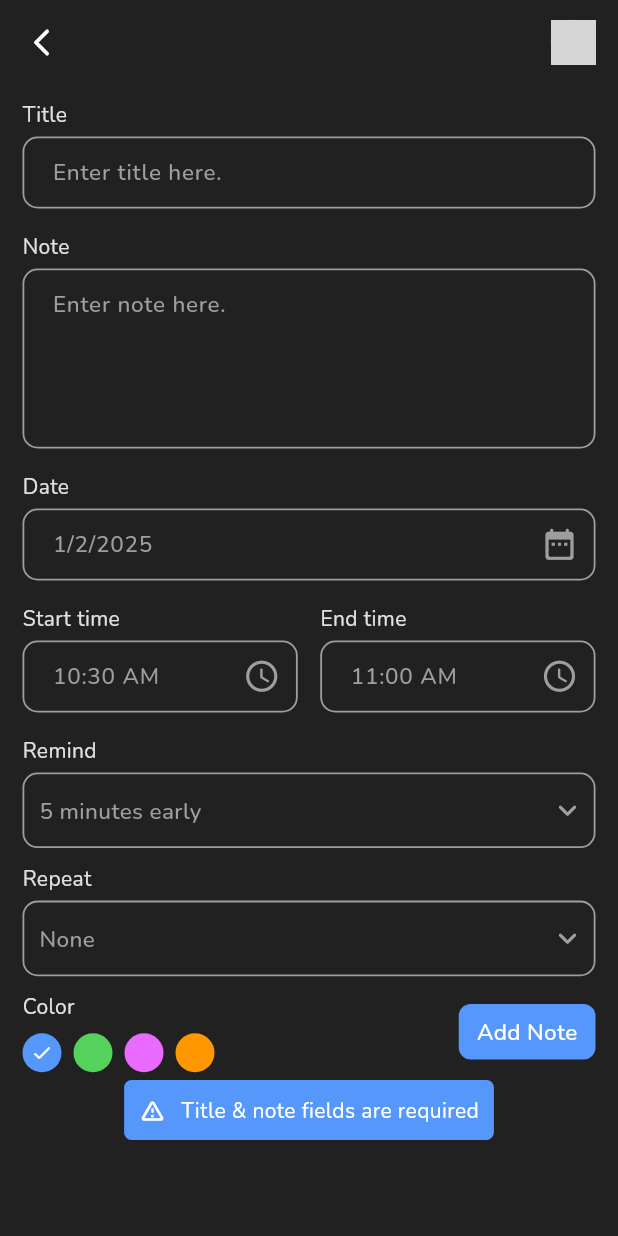
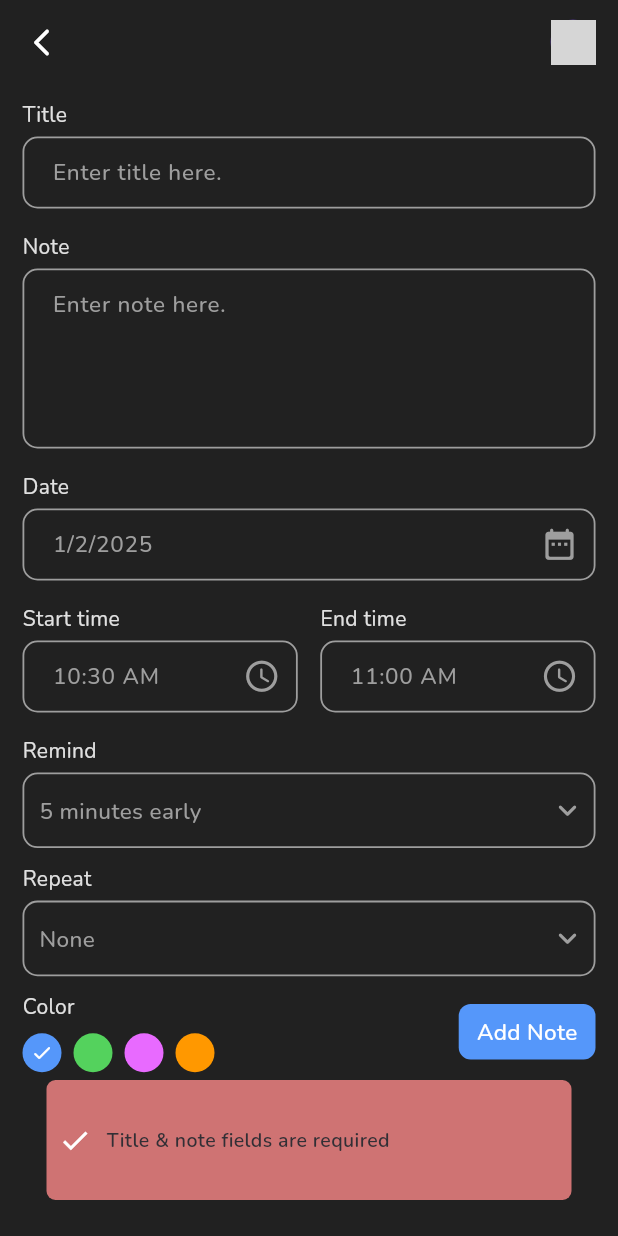
Before and after one commit to mhmoudGamea/notify, a Flutter app: the AddNoteView screen opened by its route, after a tap on "Add Note", on a phone screen of 412 x 824 dp. Run offline on Flutter 3.47's test engine with Material 3 defaults, Android fonts, the phone set to English and light mode, and no system bars; drawn by our look-alikes of flutter_neumorphic; our stand-ins replace dartz, date_picker_timeline, flutter_bloc, flutter_local_notifications, flutter_staggered_animations, get_it and 5 more; accounts and stored records are empty; grey boxes are pictures that could not be loaded.

```diff
--- /dev/null
+++ b/lib/core/config/app_colors.dart
@@ -0,0 +1,8 @@
+import 'package:flutter/material.dart';
+
+abstract class AppColors {
+  static const primaryColor = Colors.blue;
+  static final lightPrimaryColor = Colors.blue.withOpacity(0.5);
+  static const successColor = Color(0xCC87CEFA);
+  static const failColor = Color(0xCCFA8787);
+}
--- /dev/null
+++ b/lib/core/config/app_style.dart
@@ -0,0 +1,39 @@
+import 'package:flutter/material.dart';
+
+abstract class AppStyle {
+  static const String cairo = 'cairo';
+
+  static const font13Bold = TextStyle(
+    fontSize: 13,
+    fontWeight: FontWeight.bold, // w700
+  );
+  static const font13SemiBold = TextStyle(
+    fontSize: 13,
+    fontWeight: FontWeight.w600,
+  );
+  static const font13Medium = TextStyle(
+    fontSize: 13,
+    fontWeight: FontWeight.w500,
+  );
+  static const font13Regular = TextStyle(
+    fontSize: 13,
+    fontWeight: FontWeight.w400,
+  );
+
+  static const font20Bold = TextStyle(
+    fontSize: 20,
+    fontWeight: FontWeight.bold, // w700
+  );
+  static const font20SemiBold = TextStyle(
+    fontSize: 20,
+    fontWeight: FontWeight.w600,
+  );
+  static const font20Medium = TextStyle(
+    fontSize: 20,
+    fontWeight: FontWeight.w500,
+  );
+  static const font20Regular = TextStyle(
+    fontSize: 20,
+    fontWeight: FontWeight.w400,
+  );
+}
--- /dev/null
+++ b/lib/core/config/constants.dart
@@ -0,0 +1,10 @@
+enum Message {
+  success,
+  error,
+}
+
+abstract class Constants {
+  static const double borderRadius = 6.0;
+  static const double padding = 16.0;
+  static const String tableName = 'places';
+}
--- a/lib/core/utils/helper.dart
+++ b/lib/core/utils/helper.dart
@@ -1,11 +1,18 @@
 import 'package:flutter/material.dart';
-import 'package:fluttertoast/fluttertoast.dart';
+// import 'package:fluttertoast/fluttertoast.dart';
 import 'package:get_it/get_it.dart';
-import 'package:notify/core/utils/styles.dart';
-import 'package:notify/features/notify/data/models/my_notes_model.dart';
-import 'package:notify/features/notify/presentation/model_views/theme/theme_cubit.dart';
 
+import '../../features/notify/data/models/my_notes_model.dart';
+import '../../features/notify/presentation/model_views/theme/theme_cubit.dart';
+import '../config/app_colors.dart';
+import '../config/app_style.dart';
+import '../config/constants.dart';
 import 'bottom_sheet_widget.dart';
+
+enum Message {
+  error,
+  success,
+}
 
 abstract class Helper {
   static final themeCubit = GetIt.I.get<ThemeCubit>();
@@ -91,44 +98,37 @@ abstract class Helper {
     );
   }
 
-  static void showCustomToast({
-    required BuildContext context,
-    required Color bgColor,
-    required IconData icon,
-    required String msg,
-  }) {
-    FToast fToast = FToast();
-    fToast.init(context);
-    Widget toast = Align(
-      alignment: Alignment.bottomCenter,
-      child: Container(
-        padding: const EdgeInsets.symmetric(vertical: 10, horizontal: 10),
+  static toastMessage(BuildContext context,
+      {required Message type, required String message}) {
+    return ScaffoldMessenger.of(context).showSnackBar(
+      SnackBar(
+        backgroundColor: Colors.transparent,
+        behavior: SnackBarBehavior.floating,
+        elevation: 0,
+        content: Container(
+          padding: const EdgeInsets.symmetric(horizontal: 8, vertical: 6),
+          height: 80,
           decoration: BoxDecoration(
-            borderRadius: BorderRadius.circular(5), color: bgColor),
+            color: type == Message.success
+                ? AppColors.successColor
+                : AppColors.failColor,
+            borderRadius: BorderRadius.circular(Constants.borderRadius),
+          ),
           child: Row(
-          mainAxisSize: MainAxisSize.min,
             children: [
-            Icon(
-              icon,
+              const Icon(
+                Icons.check,
                 color: Colors.white,
-              size: 18,
+                size: 22,
               ),
               const SizedBox(width: 10),
-            Flexible(
-              child: Text(
-                msg,
-                style: Styles.title14Light.copyWith(color: Colors.white),
-              ),
+              Expanded(
+                child: Text(message, style: AppStyle.font13SemiBold),
               ),
             ],
           ),
         ),
-    );
-    fToast.showToast(
-      child: toast,
-      toastDuration: const Duration(seconds: 2),
-      fadeDuration: const Duration(milliseconds: 500),
-      gravity: ToastGravity.BOTTOM,
+      ),
     );
   }
 
--- a/lib/features/new_note/presentation/model_views/form/form_cubit.dart
+++ b/lib/features/new_note/presentation/model_views/form/form_cubit.dart
@@ -137,25 +137,16 @@ class FormCubit extends Cubit<FormState> {
   //Validate function 'll be tregared when user hit add note button
   void validate(BuildContext context) async {
     if (getTitleController.text.isEmpty && getNoteController.text.isEmpty) {
-      Helper.showCustomToast(
-          context: context,
-          bgColor: AppTheme.darkBlue,
-          icon: Icons.warning_amber_rounded,
-          msg: 'Title & note fields are required');
+      Helper.toastMessage(context,
+          type: Message.error, message: 'Title & note fields are required');
     } else if (getTitleController.text.isEmpty &&
         getNoteController.text.isNotEmpty) {
-      Helper.showCustomToast(
-          context: context,
-          bgColor: AppTheme.darkBlue,
-          icon: Icons.warning_amber_rounded,
-          msg: 'Title field is required');
+      Helper.toastMessage(context,
+          type: Message.error, message: 'Title field is required');
     } else if (getTitleController.text.isNotEmpty &&
         getNoteController.text.isEmpty) {
-      Helper.showCustomToast(
-          context: context,
-          bgColor: AppTheme.darkBlue,
-          icon: Icons.warning_amber_rounded,
-          msg: 'Note field is required');
+      Helper.toastMessage(context,
+          type: Message.error, message: 'Note field is required');
     } else {
       await submitTodb(context);
     }
@@ -180,19 +171,13 @@ class FormCubit extends Cubit<FormState> {
     ));
 
     response.fold((failure) {
-      Helper.showCustomToast(
-          context: context,
-          bgColor: Colors.red,
-          icon: Icons.dangerous,
-          msg: failure.errMessage);
+      Helper.toastMessage(context,
+          type: Message.error, message: failure.errMessage);
     }, (success) async {
       await BlocProvider.of<NotesCubit>(context)
           .getNotes(DateFormat.yMd().format(DateTime.now()));
-      Helper.showCustomToast(
-          context: context,
-          bgColor: AppTheme.darkBlue,
-          icon: Icons.done_rounded,
-          msg: success.successMessage);
+      Helper.toastMessage(context,
+          type: Message.success, message: success.successMessage);
     });
     GoRouter.of(context).pop();
   }
--- a/pubspec.yaml
+++ b/pubspec.yaml
@@ -11,8 +11,6 @@ environment:
 dependencies:
   flutter:
     sdk: flutter
-
-  cupertino_icons: ^1.0.2
   flutter_bloc: ^8.1.3
   get_it: ^7.6.0
   shared_preferences: ^2.2.0
@@ -22,11 +20,11 @@ dependencies:
   google_fonts: ^5.1.0
   date_picker_timeline: ^1.2.5
   go_router: ^10.0.0
-  fluttertoast: ^8.2.2
   dartz: ^0.10.1
   sqflite: ^2.3.0
   path: ^1.8.3
   flutter_staggered_animations: ^1.1.1
+  timezone: ^0.9.2
 
 dev_dependencies:
   flutter_test:
```
Also changed, not shown: lib/core/utils/notification_services.dart (+49 -0 lines), lib/features/notify/presentation/views/widgets/notes_list.dart (+18 -3 lines), lib/features/profile/presentation/model_views/profile/profile_cubit.dart (+3 -5 lines), pubspec.lock, 4 other files. Lines whose indentation alone changed are shown as unchanged.
